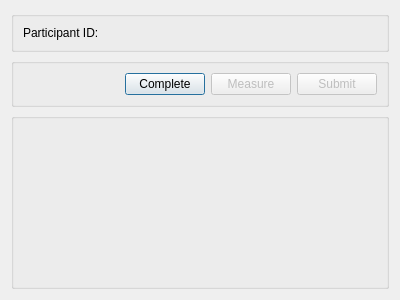
CLSA/cypress, file src/dialogs/choice_reaction_dialog.ui: the form before one commit.
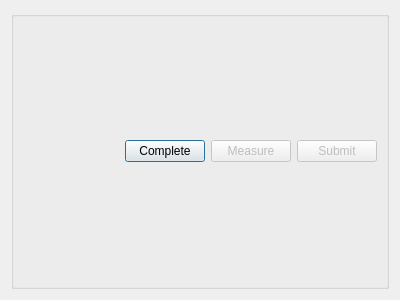
The form after the commit.

What changed in the file:
```diff
--- a/src/dialogs/choice_reaction_dialog.ui
+++ b/src/dialogs/choice_reaction_dialog.ui
@@ -20,45 +20,6 @@
    <string>Dialog</string>
   </property>
   <layout class="QVBoxLayout" name="verticalLayout">
-   <item>
-    <widget class="QGroupBox" name="groupBox_3">
-     <property name="title">
-      <string/>
-     </property>
-     <layout class="QVBoxLayout" name="verticalLayout_5">
-      <item>
-       <layout class="QHBoxLayout" name="horizontalLayout_10">
-        <item>
-         <widget class="QLabel" name="label_7">
-          <property name="sizePolicy">
-           <sizepolicy hsizetype="Minimum" vsizetype="Preferred">
-            <horstretch>0</horstretch>
-            <verstretch>0</verstretch>
-           </sizepolicy>
-          </property>
-          <property name="text">
-           <string>Participant ID:</string>
-          </property>
-         </widget>
-        </item>
-        <item>
-         <widget class="QLabel" name="participantId">
-          <property name="sizePolicy">
-           <sizepolicy hsizetype="Expanding" vsizetype="Preferred">
-            <horstretch>0</horstretch>
-            <verstretch>0</verstretch>
-           </sizepolicy>
-          </property>
-          <property name="text">
-           <string/>
-          </property>
-         </widget>
-        </item>
-       </layout>
-      </item>
-     </layout>
-    </widget>
-   </item>
    <item>
     <widget class="QGroupBox" name="groupBox">
      <property name="sizePolicy">
@@ -114,19 +75,6 @@
      </layout>
     </widget>
    </item>
-   <item>
-    <widget class="QGroupBox" name="groupBox_2">
-     <property name="sizePolicy">
-      <sizepolicy hsizetype="Preferred" vsizetype="Expanding">
-       <horstretch>0</horstretch>
-       <verstretch>0</verstretch>
-      </sizepolicy>
-     </property>
-     <property name="title">
-      <string/>
-     </property>
-    </widget>
-   </item>
   </layout>
  </widget>
  <resources/>
```
